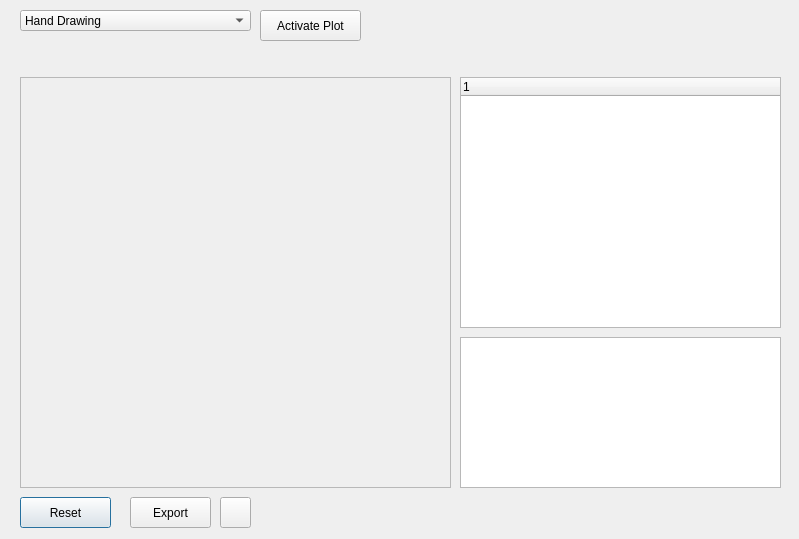
The window that profile/profileViewer.ui (sythenA/SRH2D-TEC-Viewer) describes before a commit, drawn with Qt 5.
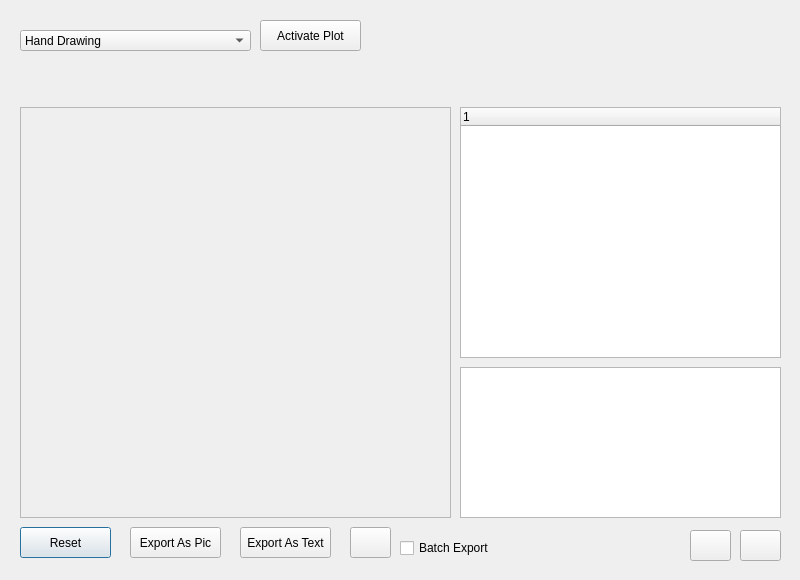
The same window after the commit.

Diff of the .ui file:
```diff
--- a/profile/profileViewer.ui
+++ b/profile/profileViewer.ui
@@ -6,14 +6,20 @@
    <rect>
     <x>0</x>
     <y>0</y>
-    <width>799</width>
-    <height>539</height>
+    <width>800</width>
+    <height>580</height>
    </rect>
   </property>
+  <property name="minimumSize">
+   <size>
+    <width>800</width>
+    <height>580</height>
+   </size>
+  </property>
   <property name="maximumSize">
    <size>
-    <width>799</width>
-    <height>539</height>
+    <width>800</width>
+    <height>580</height>
    </size>
   </property>
   <property name="windowTitle">
@@ -23,7 +29,7 @@
    <property name="geometry">
     <rect>
      <x>20</x>
-     <y>10</y>
+     <y>30</y>
      <width>231</width>
      <height>21</height>
     </rect>
@@ -43,7 +49,7 @@
    <property name="geometry">
     <rect>
      <x>20</x>
-     <y>497</y>
+     <y>527</y>
      <width>91</width>
      <height>31</height>
     </rect>
@@ -56,33 +62,23 @@
    <property name="geometry">
     <rect>
      <x>130</x>
-     <y>497</y>
-     <width>81</width>
+     <y>527</y>
+     <width>91</width>
      <height>31</height>
     </rect>
    </property>
-   <property name="text">
-    <string>Export</string>
+   <property name="toolTip">
+    <string>Export Profile Plot As Picture</string>
    </property>
-  </widget>
-  <widget class="QPushButton" name="plotSettingsBtn">
-   <property name="geometry">
-    <rect>
-     <x>220</x>
-     <y>497</y>
-     <width>31</width>
-     <height>31</height>
-    </rect>
-   </property>
    <property name="text">
-    <string/>
+    <string>Export As Pic</string>
    </property>
   </widget>
   <widget class="QTreeWidget" name="TecFileList">
    <property name="geometry">
     <rect>
      <x>460</x>
-     <y>77</y>
+     <y>107</y>
      <width>321</width>
      <height>251</height>
     </rect>
@@ -97,7 +93,7 @@
    <property name="geometry">
     <rect>
      <x>460</x>
-     <y>337</y>
+     <y>367</y>
      <width>321</width>
      <height>151</height>
     </rect>
@@ -112,7 +108,7 @@
    <property name="geometry">
     <rect>
      <x>260</x>
-     <y>10</y>
+     <y>20</y>
      <width>101</width>
      <height>31</height>
     </rect>
@@ -125,7 +121,7 @@
    <property name="geometry">
     <rect>
      <x>20</x>
-     <y>77</y>
+     <y>107</y>
      <width>431</width>
      <height>411</height>
     </rect>
@@ -152,13 +148,92 @@
    <property name="geometry">
     <rect>
      <x>20</x>
-     <y>40</y>
+     <y>70</y>
      <width>231</width>
      <height>31</height>
     </rect>
    </property>
    <layout class="QVBoxLayout" name="layerComboLayout"/>
   </widget>
+  <widget class="QWidget" name="verticalLayoutWidget_4">
+   <property name="geometry">
+    <rect>
+     <x>270</x>
+     <y>70</y>
+     <width>231</width>
+     <height>31</height>
+    </rect>
+   </property>
+   <layout class="QVBoxLayout" name="layoutForField"/>
+  </widget>
+  <widget class="QPushButton" name="exportTextBtn">
+   <property name="geometry">
+    <rect>
+     <x>240</x>
+     <y>527</y>
+     <width>91</width>
+     <height>31</height>
+    </rect>
+   </property>
+   <property name="toolTip">
+    <string>Export Profile As Text</string>
+   </property>
+   <property name="text">
+    <string>Export As Text</string>
+   </property>
+  </widget>
+  <widget class="QPushButton" name="exportSettingBtn">
+   <property name="geometry">
+    <rect>
+     <x>350</x>
+     <y>527</y>
+     <width>41</width>
+     <height>31</height>
+    </rect>
+   </property>
+   <property name="text">
+    <string/>
+   </property>
+  </widget>
+  <widget class="QPushButton" name="moveForwardBtn">
+   <property name="geometry">
+    <rect>
+     <x>690</x>
+     <y>530</y>
+     <width>41</width>
+     <height>31</height>
+    </rect>
+   </property>
+   <property name="text">
+    <string/>
+   </property>
+  </widget>
+  <widget class="QPushButton" name="moveBackwardBtn">
+   <property name="geometry">
+    <rect>
+     <x>740</x>
+     <y>530</y>
+     <width>41</width>
+     <height>31</height>
+    </rect>
+   </property>
+   <property name="text">
+    <string/>
+   </property>
+  </widget>
+  <widget class="QCheckBox" name="batchChecker">
+   <property name="geometry">
+    <rect>
+     <x>400</x>
+     <y>540</y>
+     <width>151</width>
+     <height>16</height>
+    </rect>
+   </property>
+   <property name="text">
+    <string>Batch Export</string>
+   </property>
+  </widget>
  </widget>
  <resources/>
  <connections/>
```
Left out of the diff: 5 changed lines with no effect on the pictures.
